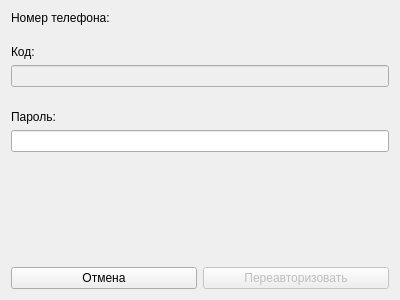
Qt form reauth_akk_form.ui (liltousin/PyQTLyceumProject) before a commit.
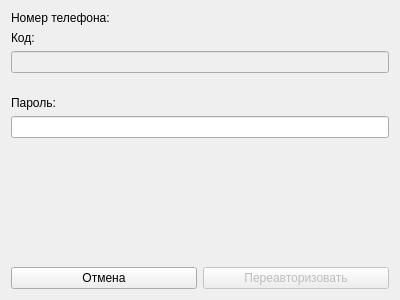
The same form after that commit.

Commit message: remove phone error label

```diff
--- a/reauth_akk_form.ui
+++ b/reauth_akk_form.ui
@@ -21,11 +21,6 @@
   </property>
   <layout class="QVBoxLayout" name="verticalLayout">
    <item>
-    <layout class="QVBoxLayout" name="verticalLayout_5">
-     <property name="spacing">
-      <number>0</number>
-     </property>
-     <item>
       <layout class="QHBoxLayout" name="horizontalLayout_2">
        <property name="spacing">
         <number>0</number>
@@ -60,21 +55,6 @@
         <widget class="QLabel" name="empty_label">
          <property name="text">
           <string/>
-         </property>
-        </widget>
-       </item>
-      </layout>
-     </item>
-     <item>
-      <widget class="QLabel" name="phone_error_label">
-       <property name="styleSheet">
-        <string notr="true">color: red</string>
-       </property>
-       <property name="text">
-        <string/>
-       </property>
-       <property name="alignment">
-        <set>Qt::AlignHCenter|Qt::AlignTop</set>
        </property>
       </widget>
      </item>
```
Lines whose indentation alone changed are shown as unchanged. The commit also changes 1 other file.
